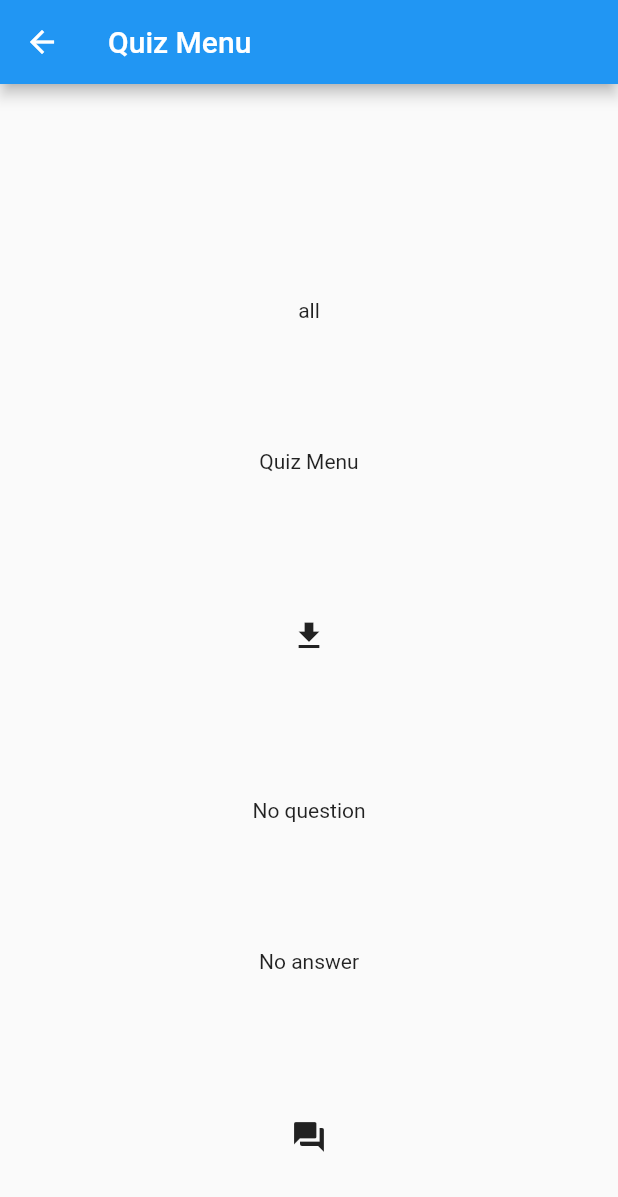
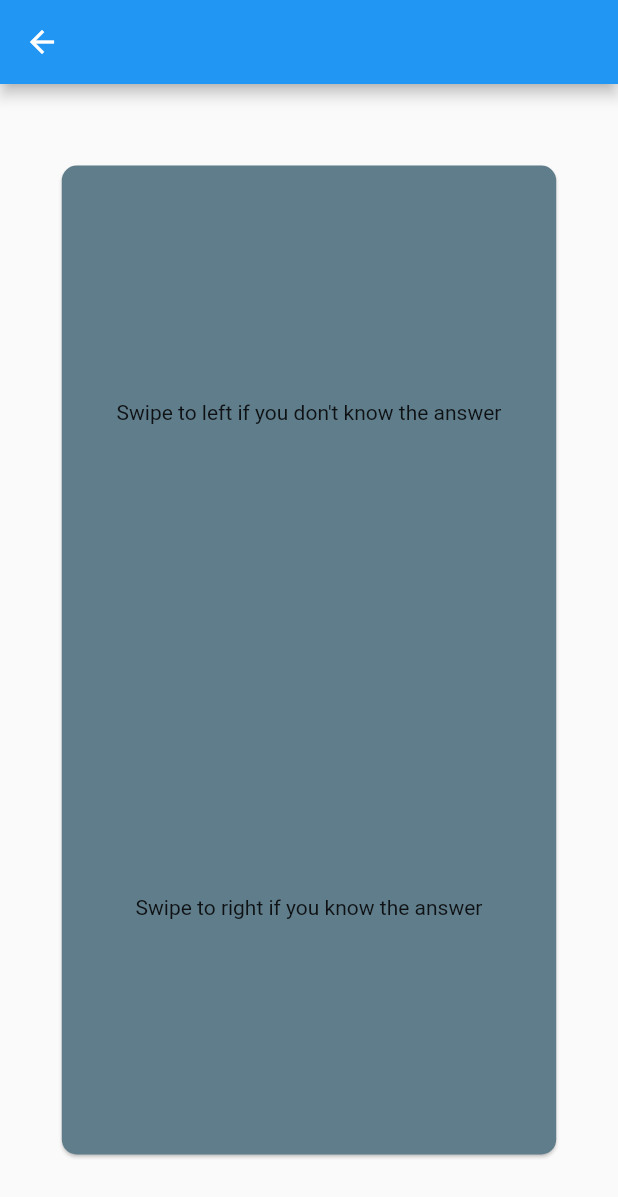
Before and after one commit to IvanShaptalov/FlashCardsReader, a Flutter app: the QuizTrainerView screen opened directly with empty values, on a phone screen of 412 x 824 dp. Shown: the top 1197 px of the screen. Run offline on Flutter 3.47's test engine with Material 2 defaults, Android fonts, the phone set to English and light mode, and no system bars; drawn by our look-alikes of overlay_support; our stand-ins replace bloc, flutter_bloc, flutter_staggered_animations, hive, hive_flutter, watcher; accounts and stored records are empty.

Commit message:
feat(quiz folder): started creating quiz design;

```diff
--- a/lib/views/flashcards/quiz/quiz.dart
+++ b/lib/views/flashcards/quiz/quiz.dart
@@ -2,6 +2,7 @@ import 'package:flashcards_reader/bloc/quiz_bloc/quiz_bloc.dart';
 import 'package:flashcards_reader/model/entities/flashcards/flashcards_model.dart';
 import 'package:flashcards_reader/util/enums.dart';
 import 'package:flashcards_reader/util/error_handler.dart';
+import 'package:flashcards_reader/views/flashcards/quiz/vertical_quiz.dart';
 import 'package:flashcards_reader/views/menu/drawer_menu.dart';
 import 'package:flutter/material.dart';
 import 'package:flutter_bloc/flutter_bloc.dart';
@@ -58,7 +59,8 @@ class _QuizTrainerViewState extends State<QuizTrainerView> {
 
   AppBar getAppBar() {
     return AppBar(
-      title: const Text('Quiz Menu'),
+      title: Text(
+          context.read<QuizBloc>().state.quizModel.flashCardsCollection.title),
     );
   }
 
@@ -72,6 +74,7 @@ class _QuizTrainerViewState extends State<QuizTrainerView> {
         flashCardCollection: widget.fCollection,
         mode: widget.mode,
         numberOfQuestions: widget.numberOfFlashCards));
+
     super.initState();
   }
 
@@ -109,50 +112,19 @@ class _QuizTrainerViewState extends State<QuizTrainerView> {
         var appBar = getAppBar();
         appBarHeight = appBar.preferredSize.height;
         return Scaffold(
-          resizeToAvoidBottomInset: false,
-          appBar: appBar,
-          body: Center(
-              child: Column(
-            mainAxisAlignment: MainAxisAlignment.spaceAround,
-            children: [
-              Text(context
-                  .read<QuizBloc>()
-                  .state
-                  .quizModel
-                  .flashCardsCollection
-                  .title),
-              Text(context.read<QuizBloc>().state.quizModel.mode.name),
-              const Text('Quiz Menu'),
-              IconButton(
-                  onPressed: () {
-                    context.read<QuizBloc>().add(NextFlashEvent());
-                  },
-                  icon: const Icon(Icons.get_app)),
-              Text(context
-                      .read<QuizBloc>()
-                      .state
-                      .quizModel
-                      .currentFCard
-                      ?.questionWords ??
-                  'No question'),
-              Text(context
-                      .read<QuizBloc>()
-                      .state
-                      .quizModel
-                      .currentFCard
-                      ?.answerWords ??
-                  'No answer'),
-              IconButton(
-                  onPressed: () {
-                    context
-                        .read<QuizBloc>()
-                        .add(AnswerFlashEvent(isAnswerCorrect: true));
-                  },
-                  icon: const Icon(Icons.question_answer)),
-            ],
-          )),
-        );
+            resizeToAvoidBottomInset: false,
+            appBar: appBar,
+            body: VerticalQuiz());
       },
     );
   }
 }
+
+
+//               IconButton(
+//                   onPressed: () {
+//                     context
+//                         .read<QuizBloc>()
+//                         .add(AnswerFlashEvent(isAnswerCorrect: true));
+//                   },
+//                   icon: const Icon(Icons.question_answer)),
--- /dev/null
+++ b/lib/views/flashcards/quiz/quiz_flash_card.dart
@@ -0,0 +1,52 @@
+import 'package:flashcards_reader/bloc/quiz_bloc/quiz_bloc.dart';
+import 'package:flashcards_reader/views/view_config.dart';
+import 'package:flutter/material.dart';
+import 'package:flutter_bloc/flutter_bloc.dart';
+
+class QuizFlashCard extends StatefulWidget {
+  const QuizFlashCard({super.key});
+
+  @override
+  State<QuizFlashCard> createState() => _QuizFlashCardState();
+}
+
+class _QuizFlashCardState extends State<QuizFlashCard> {
+  @override
+  Widget build(BuildContext context) {
+    return Card(
+      color: Colors.blueGrey,
+      shape: ShapeBorder.lerp(
+          RoundedRectangleBorder(
+            borderRadius: BorderRadius.circular(10),
+          ),
+          RoundedRectangleBorder(
+            borderRadius: BorderRadius.circular(10),
+          ),
+          0.5),
+      child: SizedBox(
+        height: SizeConfig.getMediaHeight(context, p: 0.8),
+        width: SizeConfig.getMediaWidth(context, p: 0.8),
+        child: Center(
+                child: Column(
+          mainAxisAlignment: MainAxisAlignment.spaceAround,
+          children: [
+            Text(context
+                    .read<QuizBloc>()
+                    .state
+                    .quizModel
+                    .currentFCard
+                    ?.questionWords ??
+                'Swipe to left if you don\'t know the answer'),
+            Text(context
+                    .read<QuizBloc>()
+                    .state
+                    .quizModel
+                    .currentFCard
+                    ?.answerWords ??
+                'Swipe to right if you know the answer'),
+          ],
+        )),
+      ),
+    );
+  }
+}
--- a/lib/views/flashcards/quiz/vertical_quiz.dart
+++ b/lib/views/flashcards/quiz/vertical_quiz.dart
@@ -0,0 +1,28 @@
+import 'package:flashcards_reader/bloc/quiz_bloc/quiz_bloc.dart';
+import 'package:flashcards_reader/views/flashcards/quiz/quiz_flash_card.dart';
+import 'package:flutter/material.dart';
+import 'package:flutter_bloc/flutter_bloc.dart';
+
+class VerticalQuiz extends StatefulWidget {
+  const VerticalQuiz({super.key});
+
+  @override
+  State<VerticalQuiz> createState() => _VerticalQuizState();
+}
+
+class _VerticalQuizState extends State<VerticalQuiz> {
+  @override
+  Widget build(BuildContext context) {
+    return Center(
+        child: Column(
+      mainAxisAlignment: MainAxisAlignment.center,
+      children: [
+
+        Row(
+          mainAxisAlignment: MainAxisAlignment.center,
+          children: const [QuizFlashCard()],
+        )
+      ],
+    ));
+  }
+}
```
